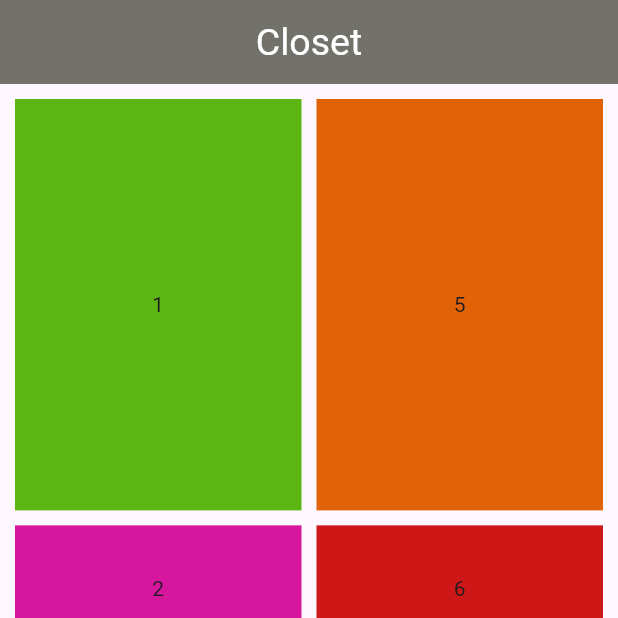
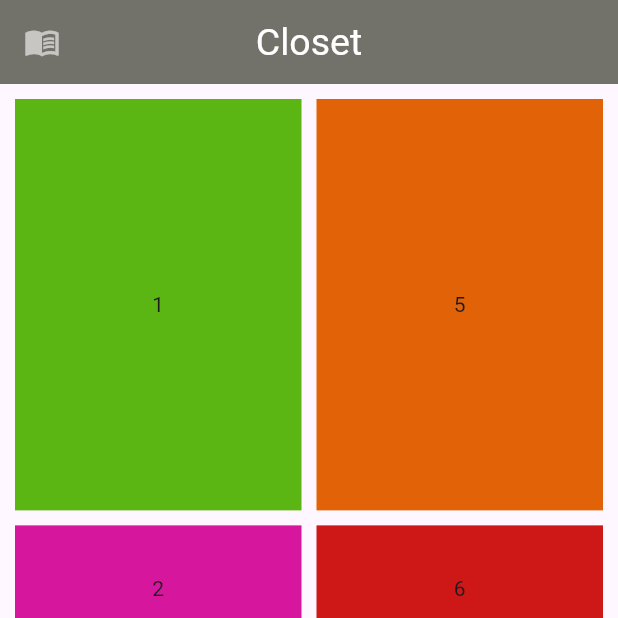
Before and after one commit to lolopindik/flutter_closet, a Flutter app: the screen it shows after launch, on a phone screen of 412 x 824 dp, the top half of it. Run offline on Flutter 3.47's test engine with Material 3 defaults, Android fonts, the phone set to English and light mode, and no system bars.

Commit message:
added an icon for fun

```diff
--- a/lib/main.dart
+++ b/lib/main.dart
@@ -26,6 +26,7 @@ class MyHomePage extends StatelessWidget {
     return Scaffold(
       appBar: AppBar(
         title: const Text('Closet'),
+        leading: const Icon(Icons.menu_book, color: Colors.white60,),
         backgroundColor: const Color.fromARGB(255, 114, 113, 106),
         titleTextStyle: const TextStyle(color: Colors.white, fontSize: 25),
         centerTitle: true,
```
